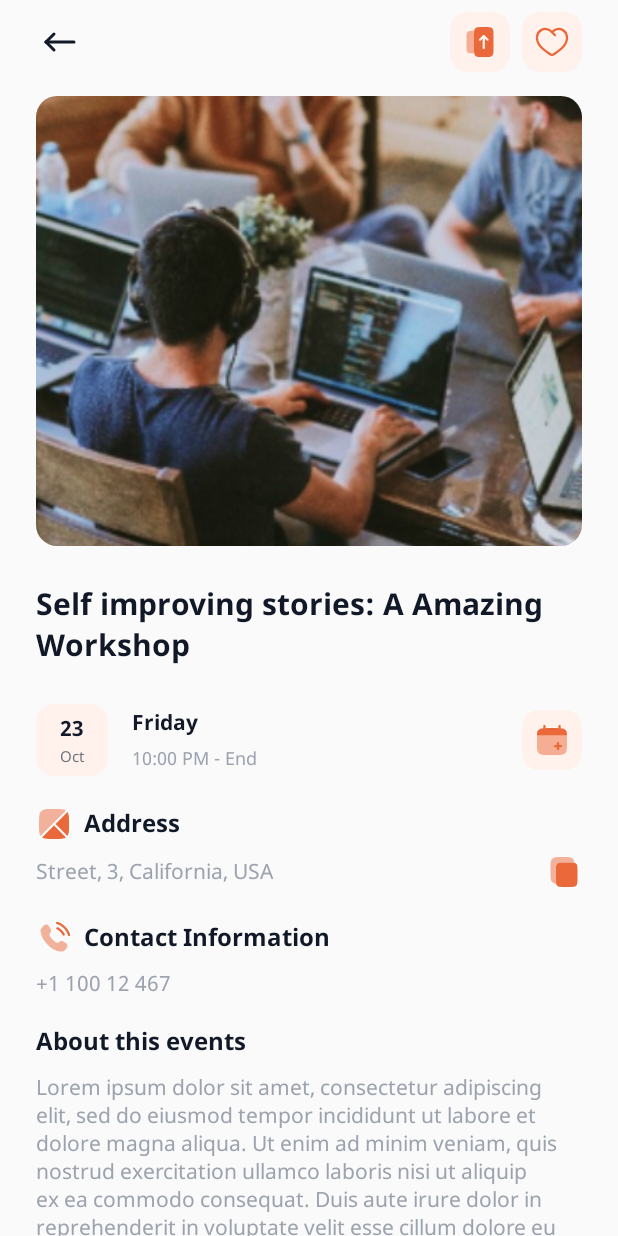
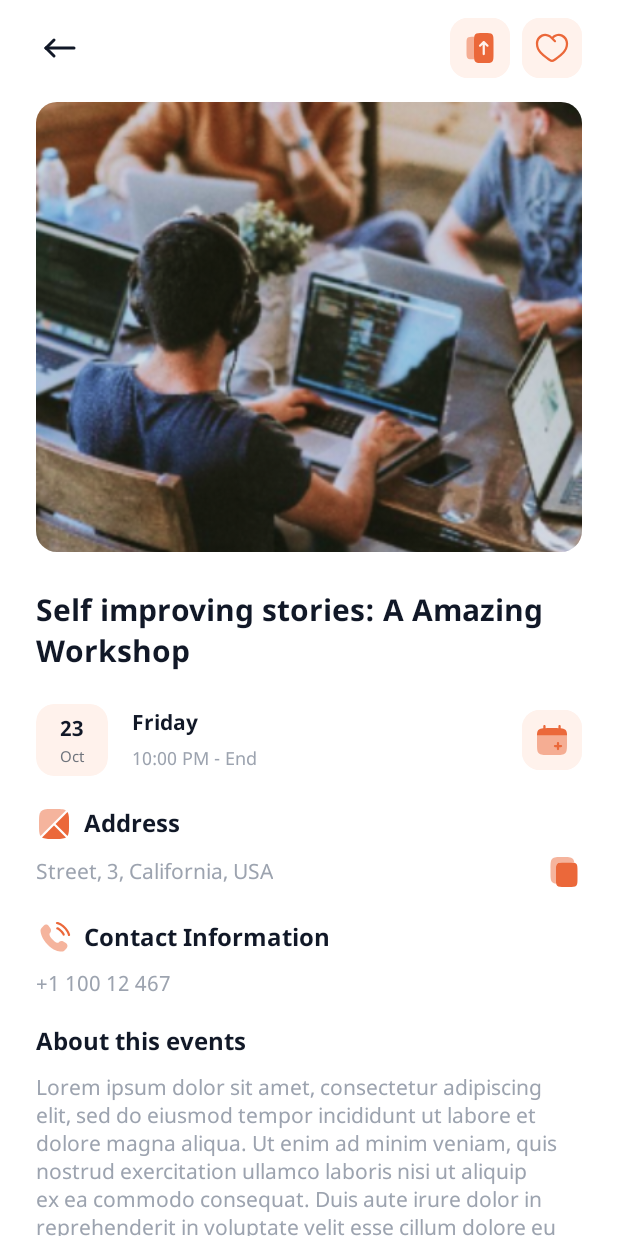
Before and after one commit to Ol27/Android-AMSI-Mobile, an Android app: the EventFragment screen opened through its navigation route, on a phone screen of 412 x 824 dp. Run offline under Robolectric (Android 15) with nearby library versions, the light colour scheme and no system bars; our stand-ins replace navigation-ui; libraries missing offline, so code that uses them is left out: by.kirich1409.viewbindingdelegate, dev.chrisbanes.insetter; 2 statements that could not run were skipped.

Commit message:
fix event and events screen, edit navigation, refactor ui, edit event model

```diff
--- a/common/src/main/res/values/colors.xml
+++ b/common/src/main/res/values/colors.xml
@@ -8,6 +8,6 @@
     <color name="black">#111827</color>
     <color name="white">#FFFFFFFF</color>
     <color name="orange">#EB683A</color>
-    <color name="background_white">#fafafa</color>
+    <color name="background_white">#f9f9f9</color>
     <color name="gray">#9CA3AF</color>
 </resources>
--- a/common/src/main/res/values/themes.xml
+++ b/common/src/main/res/values/themes.xml
@@ -10,10 +10,11 @@
         <item name="colorSecondaryVariant">#E6511C</item>
         <item name="colorOnSecondary">#E6511C</item>
         <!-- Status bar color. -->
-        <item name="android:statusBarColor">@color/white</item>
-        <item name="android:navigationBarColor">@color/white</item>
+        <item name="android:statusBarColor">@android:color/transparent</item>
+        <item name="android:navigationBarColor">@android:color/transparent</item>
         <item name="android:windowTranslucentNavigation">true</item>
-        <item name="android:windowTranslucentStatus">true</item>
+        <item name="android:windowTranslucentStatus">false</item>
+        <item name="android:windowLightStatusBar">true</item>
         <!-- Customize your theme here. -->
     </style>
 </resources>
--- a/features/events/build.gradle.kts
+++ b/features/events/build.gradle.kts
@@ -1,6 +1,7 @@
 plugins {
     id("com.android.library")
     id("org.jetbrains.kotlin.android")
+    id ("kotlin-parcelize")
 }
 
 android {
--- a/features/events/src/main/java/com/test/events/ui/EventFragment.kt
+++ b/features/events/src/main/java/com/test/events/ui/EventFragment.kt
@@ -1,53 +1,59 @@
 package com.test.events.ui
 
-import android.content.ClipData
-import android.content.ClipboardManager
-import android.content.Context
-import android.content.Context.CLIPBOARD_SERVICE
 import android.content.Intent
-import android.os.Bundle
-import android.view.LayoutInflater
-import android.view.View
-import android.view.ViewGroup
-import androidx.core.content.ContextCompat.getSystemService
-import androidx.fragment.app.Fragment
 import androidx.navigation.fragment.findNavController
+import com.test.common.base.BaseFragment
+import com.test.common.ext.StringExt.Companion.toDate
+import com.test.common.ext.ViewExt.Companion.copyToClipboard
 import com.test.events.databinding.FragmentEventBinding
-import com.test.main.MainActivity
-import java.util.Calendar
+import com.test.events.model.Event
 
 
-class EventFragment : Fragment() {
-    private lateinit var binding: FragmentEventBinding
-    override fun onCreateView(
-        inflater: LayoutInflater, container: ViewGroup?,
-        savedInstanceState: Bundle?
-    ): View? {
-        binding = FragmentEventBinding.inflate(inflater, container, false)
-        val eventId = requireArguments().getLong(ARG_EVENT_ID)
-        (activity as MainActivity).getNavigationView().visibility = View.GONE
-        return binding.root
-    }
-
-    override fun onViewCreated(view: View, savedInstanceState: Bundle?) {
-        super.onViewCreated(view, savedInstanceState)
+class EventFragment : BaseFragment<FragmentEventBinding>(FragmentEventBinding::inflate) {
+    private var event: Event? = null
+    override fun initView() {
+        event = requireArguments().getParcelable(ARG_EVENT)
+        event?.let { setupData(it) }
         binding.btnBack.setOnClickListener {
             findNavController().popBackStack()
         }
         binding.btnCopyToClipboard.setOnClickListener {
-            val clipboardManager = context?.getSystemService(Context.CLIPBOARD_SERVICE) as ClipboardManager
-            val clipData = ClipData.newPlainText("Address", binding.materialTextViewAddress.text)
-            clipboardManager.setPrimaryClip(clipData)
+            binding.materialTextViewAddress.copyToClipboard("Address")
         }
         binding.btnAddToCalendar.setOnClickListener {
-            val intent = Intent(Intent.ACTION_EDIT)
-            intent.type = "vnd.android.cursor.item/event"
-            intent.putExtra("title", binding.materialTextViewEventTitle.text)
-            startActivity(intent)
+            event?.let { addEventToCalendar(it) }
         }
     }
 
+    private fun setupData(event: Event) = with(binding) {
+        materialTextViewEventTitle.text = event.name
+        materialTextViewDate.text = event.weekDay
+        materialTextViewDay.text = event.dayDate
+        materialTextViewTime.text = event.time + " - " + event.endTime
+        materialTextViewAddress.text = event.address
+        materialTextViewContactInfo.text = event.phone
+        materialTextAboutEvent.text = event.aboutInto
+    }
+
+    private fun addEventToCalendar(event: Event) {
+        val intent = Intent(Intent.ACTION_EDIT)
+        intent.type = "vnd.android.cursor.item/event"
+        intent.putExtra("title", event.name)
+        intent.putExtra("description", event.aboutInto)
+        val date = event.dateTime.toDate("yyyy-MM-dd HH:mm")
+        if (date != null) {
+            intent.putExtra("beginTime", date.time)
+        }
+        intent.putExtra("eventLocation", event.address)
+        try {
+            startActivity(intent)
+        } catch (e: Exception) {
+            e.printStackTrace()
+        }
+
+    }
+
     companion object {
-        const val ARG_EVENT_ID = "event_id"
+        const val ARG_EVENT = "event"
     }
 }
--- a/features/events/src/main/res/layout/fragment_event.xml
+++ b/features/events/src/main/res/layout/fragment_event.xml
@@ -4,7 +4,8 @@
     xmlns:tools="http://schemas.android.com/tools"
     android:layout_width="match_parent"
     android:layout_height="match_parent"
-    android:background="@color/background_white"
+    android:background="@color/white"
+    android:paddingTop="12dp"
     tools:context=".ui.EventFragment"
     android:paddingHorizontal="24dp">
 
@@ -12,7 +13,6 @@
         android:id="@+id/constraintLayout2"
         android:layout_width="match_parent"
         android:layout_height="wrap_content"
-        android:layout_marginTop="8dp"
         app:layout_constraintEnd_toEndOf="parent"
         app:layout_constraintStart_toStartOf="parent"
         app:layout_constraintTop_toTopOf="parent">
@@ -22,7 +22,7 @@
             style="@style/Widget.MaterialComponents.Button.UnelevatedButton"
             android:layout_width="32dp"
             android:layout_height="32dp"
-            android:backgroundTint="@color/background_white"
+            android:backgroundTint="@color/white"
             android:elevation="0dp"
             android:insetLeft="0dp"
             android:insetTop="0dp"
@@ -83,25 +83,24 @@
     </androidx.constraintlayout.widget.ConstraintLayout>
 
     <androidx.core.widget.NestedScrollView
+        android:id="@+id/materialTextViewAboutThisEvent"
         android:layout_width="match_parent"
-        android:layout_height="match_parent"
-        android:layout_marginTop="64dp"
+        android:layout_height="wrap_content"
+        android:layout_marginTop="16dp"
         app:layout_constraintStart_toStartOf="parent"
         app:layout_constraintTop_toBottomOf="@id/constraintLayout2">
 
-        <androidx.constraintlayout.widget.ConstraintLayout
+        <androidx.appcompat.widget.LinearLayoutCompat
             android:layout_width="match_parent"
-            android:layout_height="wrap_content">
+            android:layout_height="wrap_content"
+            android:orientation="vertical">
 
             <com.google.android.material.card.MaterialCardView
                 android:id="@+id/card_event_big_image"
                 android:layout_width="match_parent"
                 android:layout_height="300dp"
                 app:cardCornerRadius="14dp"
-                app:cardElevation="0dp"
-                app:layout_constraintEnd_toEndOf="parent"
-                app:layout_constraintStart_toStartOf="parent"
-                app:layout_constraintTop_toTopOf="parent">
+                app:cardElevation="0dp">
 
                 <ImageView
                     android:id="@+id/imageViewEventBigTitle"
@@ -121,10 +120,7 @@
                 android:fontFamily="@font/noto_sans_bold"
                 android:text="Self improving stories: A Amazing Workshop"
                 android:textColor="@color/black"
-                android:textSize="20sp"
-                app:layout_constraintEnd_toEndOf="parent"
-                app:layout_constraintStart_toStartOf="parent"
-                app:layout_constraintTop_toBottomOf="@+id/card_event_big_image">
+                android:textSize="20sp">
 
             </com.google.android.material.textview.MaterialTextView>
 
@@ -132,10 +128,7 @@
                 android:id="@+id/constraintLayout3"
                 android:layout_width="match_parent"
                 android:layout_height="wrap_content"
-                android:layout_marginTop="24dp"
-                app:layout_constraintEnd_toEndOf="parent"
-                app:layout_constraintStart_toStartOf="parent"
-                app:layout_constraintTop_toBottomOf="@+id/materialTextViewEventTitle">
+                android:layout_marginTop="20dp">
 
                 <com.google.android.material.card.MaterialCardView
                     android:id="@+id/materialCardView"
@@ -196,8 +189,7 @@
                         android:fontFamily="@font/noto_sans_bold"
                         android:text="Friday"
                         android:textColor="@color/black"
-                        android:textSize="14sp">
-                    </com.google.android.material.textview.MaterialTextView>
+                        android:textSize="14sp"></com.google.android.material.textview.MaterialTextView>
 
                     <com.google.android.material.textview.MaterialTextView
                         android:id="@+id/materialTextViewTime"
@@ -207,8 +199,7 @@
                         android:fontFamily="@font/noto_sans"
                         android:text="10:00 PM - End"
                         android:textColor="@color/gray"
-                        android:textSize="12sp">
-                    </com.google.android.material.textview.MaterialTextView>
+                        android:textSize="12sp"></com.google.android.material.textview.MaterialTextView>
                 </androidx.appcompat.widget.LinearLayoutCompat>
 
                 <com.google.android.material.button.MaterialButton
@@ -240,10 +231,7 @@
                 android:layout_width="match_parent"
                 android:layout_height="wrap_content"
                 android:layout_marginTop="20dp"
-                android:orientation="horizontal"
-                app:layout_constraintEnd_toEndOf="parent"
-                app:layout_constraintStart_toStartOf="parent"
-                app:layout_constraintTop_toBottomOf="@+id/constraintLayout3">
+                android:orientation="horizontal">
 
                 <ImageView
                     android:layout_width="wrap_content"
@@ -270,10 +258,7 @@
                 android:id="@+id/constraintLayout4"
                 android:layout_width="match_parent"
                 android:layout_height="wrap_content"
-                android:layout_marginTop="8dp"
-                app:layout_constraintEnd_toEndOf="parent"
-                app:layout_constraintStart_toStartOf="parent"
-                app:layout_constraintTop_toBottomOf="@+id/linearLayoutCompat1">
+                android:layout_marginTop="8dp">
 
                 <com.google.android.material.textview.MaterialTextView
                     android:id="@+id/materialTextViewAddress"
@@ -294,13 +279,13 @@
                     style="@style/Widget.MaterialComponents.Button.UnelevatedButton"
                     android:layout_width="24dp"
                     android:layout_height="24dp"
-                    android:backgroundTint="@color/background_white"
+                    android:backgroundTint="@color/white"
                     android:elevation="0dp"
                     android:insetLeft="0dp"
                     android:insetTop="0dp"
                     android:insetRight="0dp"
                     android:insetBottom="0dp"
-                    app:cornerRadius="12dp"
+                    app:cornerRadius="8dp"
                     app:icon="@drawable/copy_icon"
                     app:iconGravity="textStart"
                     app:iconPadding="0dp"
@@ -318,10 +303,7 @@
                 android:layout_width="match_parent"
                 android:layout_height="wrap_content"
                 android:layout_marginTop="20dp"
-                android:orientation="horizontal"
-                app:layout_constraintEnd_toEndOf="parent"
-                app:layout_constraintStart_toStartOf="parent"
-                app:layout_constraintTop_toBottomOf="@+id/constraintLayout4">
+                android:orientation="horizontal">
 
                 <ImageView
                     android:layout_width="wrap_content"
@@ -345,16 +327,14 @@
             </androidx.appcompat.widget.LinearLayoutCompat>
 
             <com.google.android.material.textview.MaterialTextView
-                android:id="@+id/materialTextContactInfo"
+                android:id="@+id/materialTextViewContactInfo"
                 android:layout_width="wrap_content"
                 android:layout_height="wrap_content"
                 android:layout_marginTop="8dp"
                 android:fontFamily="@font/noto_sans"
                 android:text="+1 100 12 467"
                 android:textColor="@color/gray"
-                android:textSize="14sp"
-                app:layout_constraintStart_toStartOf="parent"
-                app:layout_constraintTop_toBottomOf="@id/linearLayoutCompat2">
+                android:textSize="14sp">
 
             </com.google.android.material.textview.MaterialTextView>
 
@@ -367,9 +347,7 @@
                 android:fontFamily="@font/noto_sans_bold"
                 android:text="About this events"
                 android:textColor="@color/black"
-                android:textSize="16sp"
-                app:layout_constraintStart_toStartOf="parent"
-                app:layout_constraintTop_toBottomOf="@id/materialTextContactInfo">
+                android:textSize="16sp">
 
             </com.google.android.material.textview.MaterialTextView>
 
@@ -381,13 +359,13 @@
                 android:fontFamily="@font/noto_sans"
                 android:text="Lorem ipsum dolor sit amet, consectetur adipiscing elit, sed do eiusmod tempor incididunt ut labore et dolore magna aliqua. Ut enim ad minim veniam, quis nostrud exercitation ullamco laboris nisi ut aliquip ex ea commodo consequat. Duis aute irure dolor in reprehenderit in voluptate velit esse cillum dolore eu fugiat nulla pariatur. Excepteur sint occaecat cupidatat non proident, sunt in culpa qui officia deserunt mollit anim id est laborum."
                 android:textColor="@color/gray"
-                android:textSize="14sp"
-                android:paddingBottom="24dp"
-                app:layout_constraintStart_toStartOf="parent"
-                app:layout_constraintTop_toBottomOf="@id/materialTextViewAboutThisEventTitle">
-            </com.google.android.material.textview.MaterialTextView>
+                android:textSize="14sp"></com.google.android.material.textview.MaterialTextView>
 
-        </androidx.constraintlayout.widget.ConstraintLayout>
+            <Space
+                android:layout_width="match_parent"
+                android:layout_height="96dp" />
+
+        </androidx.appcompat.widget.LinearLayoutCompat>
 
     </androidx.core.widget.NestedScrollView>
 
--- a/features/main/src/main/java/com/test/main/MainActivity.kt
+++ b/features/main/src/main/java/com/test/main/MainActivity.kt
@@ -15,9 +15,15 @@ class MainActivity : BaseActivity<ActivityMainBinding>(ActivityMainBinding::infl
 
     override fun initView() {
         binding.bottomNavigationView.setupWithNavController(navController)
+        addDestinationChangeListener()
     }
-
-    fun getNavigationView(): View {
-        return binding.navBarView
+    private fun addDestinationChangeListener() {
+        navController.addOnDestinationChangedListener { _, destination, _ ->
+            if (destination.id == com.test.navigation.R.id.eventFragment) {
+                binding.navBarView.visibility = View.GONE
+            } else {
+                binding.navBarView.visibility = View.VISIBLE
+            }
+        }
     }
 }
```
Also changed, not shown: common/src/main/java/com/test/common/ext/StringExt.kt (added, +20 -0 lines), common/src/main/java/com/test/common/ext/ViewExt.kt (+13 -1 lines), common/src/main/res/drawable/background_gradient.xml (added, +9 -0 lines), features/events/src/main/java/com/test/events/adapter/EventsAdapter.kt (+5 -1 lines), features/events/src/main/java/com/test/events/model/Event.kt (+16 -6 lines), features/events/src/main/java/com/test/events/ui/EventsListFragment.kt (+75 -31 lines), features/events/src/main/res/layout/event_item.xml (+9 -5 lines), features/events/src/main/res/layout/fragment_events_list.xml (+7 -5 lines).
